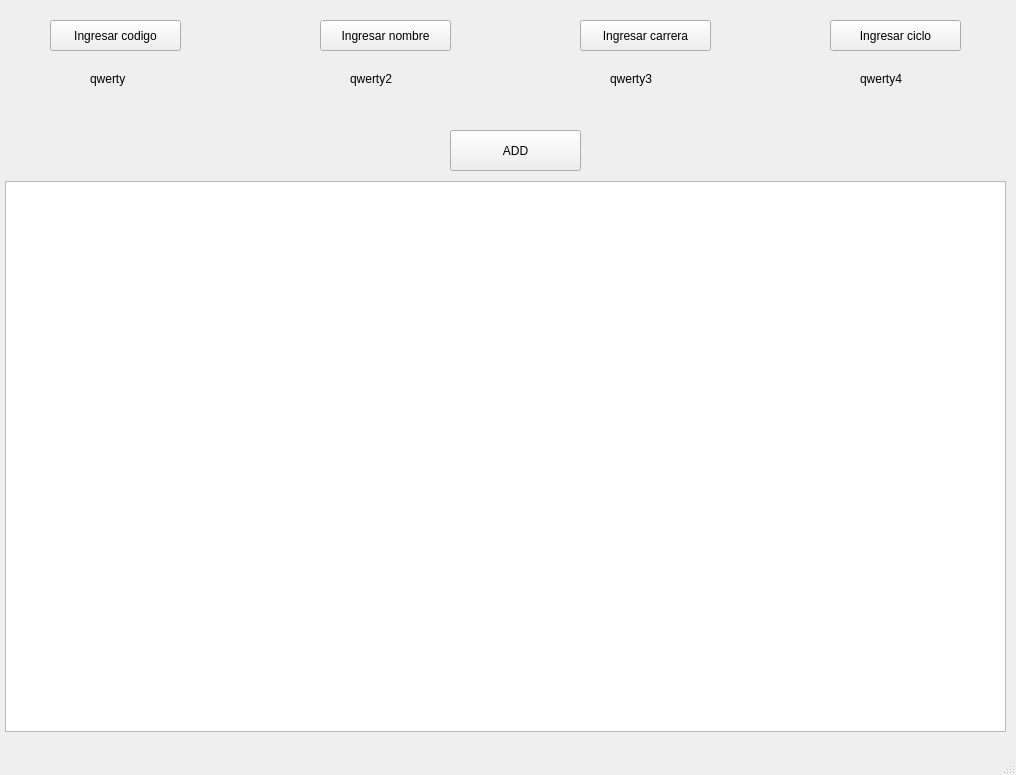
osoman2/GG_PSQL_BD2, file qtSequentialFile/mainwindow.ui: the form before one commit.
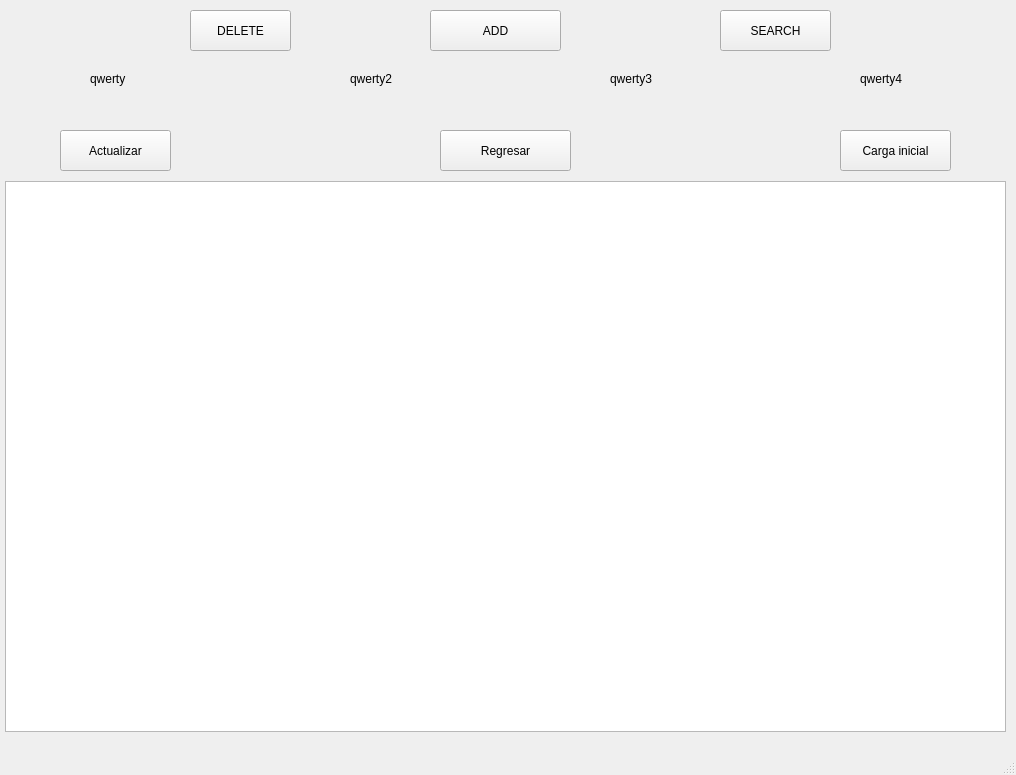
The form after the commit.

Diff of the .ui file:
```diff
--- a/qtSequentialFile/mainwindow.ui
+++ b/qtSequentialFile/mainwindow.ui
@@ -24,58 +24,6 @@
      </rect>
     </property>
    </widget>
-   <widget class="QPushButton" name="pushButton">
-    <property name="geometry">
-     <rect>
-      <x>50</x>
-      <y>20</y>
-      <width>131</width>
-      <height>31</height>
-     </rect>
-    </property>
-    <property name="text">
-     <string>Ingresar codigo</string>
-    </property>
-   </widget>
-   <widget class="QPushButton" name="pushButton_2">
-    <property name="geometry">
-     <rect>
-      <x>320</x>
-      <y>20</y>
-      <width>131</width>
-      <height>31</height>
-     </rect>
-    </property>
-    <property name="text">
-     <string>Ingresar nombre</string>
-    </property>
-   </widget>
-   <widget class="QPushButton" name="pushButton_3">
-    <property name="geometry">
-     <rect>
-      <x>580</x>
-      <y>20</y>
-      <width>131</width>
-      <height>31</height>
-     </rect>
-    </property>
-    <property name="text">
-     <string>Ingresar carrera</string>
-    </property>
-   </widget>
-   <widget class="QPushButton" name="pushButton_4">
-    <property name="geometry">
-     <rect>
-      <x>830</x>
-      <y>20</y>
-      <width>131</width>
-      <height>31</height>
-     </rect>
-    </property>
-    <property name="text">
-     <string>Ingresar ciclo</string>
-    </property>
-   </widget>
    <widget class="QLabel" name="outputCodigo">
     <property name="geometry">
      <rect>
@@ -131,8 +79,8 @@
    <widget class="QPushButton" name="pushButton_ADD">
     <property name="geometry">
      <rect>
-      <x>450</x>
-      <y>130</y>
+      <x>430</x>
+      <y>10</y>
       <width>131</width>
       <height>41</height>
      </rect>
@@ -141,6 +89,71 @@
      <string>ADD</string>
     </property>
    </widget>
+   <widget class="QPushButton" name="pushButton_5">
+    <property name="geometry">
+     <rect>
+      <x>60</x>
+      <y>130</y>
+      <width>111</width>
+      <height>41</height>
+     </rect>
+    </property>
+    <property name="text">
+     <string>Actualizar</string>
+    </property>
+   </widget>
+   <widget class="QPushButton" name="pushButton_6">
+    <property name="geometry">
+     <rect>
+      <x>840</x>
+      <y>130</y>
+      <width>111</width>
+      <height>41</height>
+     </rect>
+    </property>
+    <property name="text">
+     <string>Carga inicial</string>
+    </property>
+   </widget>
+   <widget class="QPushButton" name="pushButton_7">
+    <property name="geometry">
+     <rect>
+      <x>190</x>
+      <y>10</y>
+      <width>101</width>
+      <height>41</height>
+     </rect>
+    </property>
+    <property name="text">
+     <string>DELETE</string>
+    </property>
+   </widget>
+   <widget class="QPushButton" name="pushButton_8">
+    <property name="geometry">
+     <rect>
+      <x>720</x>
+      <y>10</y>
+      <width>111</width>
+      <height>41</height>
+     </rect>
+    </property>
+    <property name="text">
+     <string>SEARCH</string>
+    </property>
+   </widget>
+   <widget class="QPushButton" name="pushButton">
+    <property name="geometry">
+     <rect>
+      <x>440</x>
+      <y>130</y>
+      <width>131</width>
+      <height>41</height>
+     </rect>
+    </property>
+    <property name="text">
+     <string>Regresar</string>
+    </property>
+   </widget>
   </widget>
   <widget class="QMenuBar" name="menubar">
    <property name="geometry">
```
